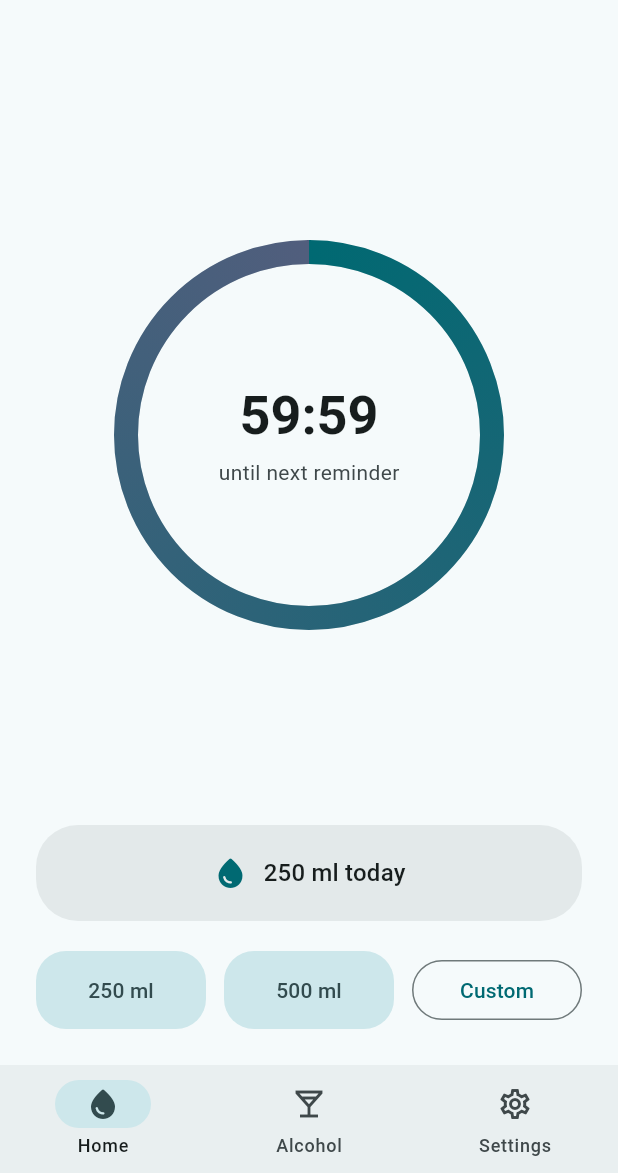
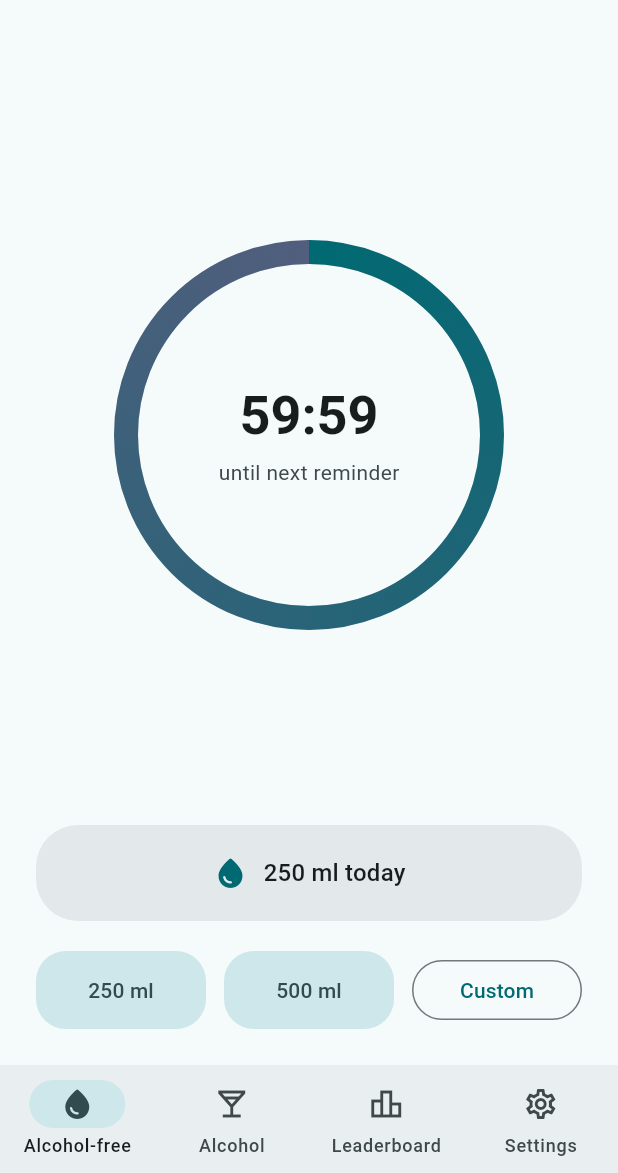
Before and after one commit to DevTimmOfTO/BetterDrink, a Flutter app: the screen it shows after launch, after a tap on an icon or button, on a phone screen of 412 x 824 dp, the part 63-1236 px from its top. Run offline on Flutter 3.47's test engine with Material 3 defaults, Android fonts, the phone set to English and light mode, and no system bars; our stand-ins replace flutter_local_notifications, flutter_riverpod, flutter_timezone, shared_preferences, timezone.

Commit message:
Add leaderboard tab with streak tracking
Tracks daily hydration streaks (current and best) using the Widmark
pattern: LeaderboardService persists state, LeaderboardNotifier exposes
it to the UI, and HydrationNotifier triggers a reload after each drink
is logged.

```diff
--- /dev/null
+++ b/lib/models/leaderboard_state.dart
@@ -0,0 +1,5 @@
+class LeaderboardState {
+  const LeaderboardState({required this.currentStreak, required this.bestStreak});
+  final int currentStreak;
+  final int bestStreak;
+}
--- a/lib/navigation/root_shell.dart
+++ b/lib/navigation/root_shell.dart
@@ -1,3 +1,4 @@
+import 'package:betterdrink/screens/leaderboard_screen.dart';
 import 'package:flutter/material.dart';
 
 import '../screens/alcohol_screen.dart';
@@ -17,7 +18,7 @@ class RootShell extends StatefulWidget {
 class _RootShellState extends State<RootShell> {
   int _index = 0;
 
-  static const _screens = [HomeScreen(), AlcoholScreen(), SettingsScreen()];
+  static const _screens = [HomeScreen(), AlcoholScreen(), LeaderboardScreen(), SettingsScreen()];
 
   @override
   Widget build(BuildContext context) {
@@ -30,12 +31,17 @@ class _RootShellState extends State<RootShell> {
           NavigationDestination(
             icon: Icon(Icons.water_drop_outlined),
             selectedIcon: Icon(Icons.water_drop_rounded),
-            label: 'Home',
+            label: 'Alcohol-free',
           ),
           NavigationDestination(
             icon: Icon(Icons.local_bar_outlined),
             selectedIcon: Icon(Icons.local_bar_rounded),
             label: 'Alcohol',
+          ),
+          NavigationDestination(
+            icon: Icon(Icons.leaderboard_outlined),
+            selectedIcon: Icon(Icons.leaderboard_rounded),
+            label: 'Leaderboard',
           ),
           NavigationDestination(
             icon: Icon(Icons.settings_outlined),
--- a/lib/providers/hydration_provider.dart
+++ b/lib/providers/hydration_provider.dart
@@ -3,6 +3,7 @@ import 'package:flutter_riverpod/flutter_riverpod.dart';
 import '../models/hydration_state.dart';
 import '../services/hydration_service.dart';
 import '../services/notification_service.dart';
+import 'leaderboard_provider.dart';
 
 /// Holds today's hydration total and the next reminder time, keeping
 /// persistence and the notification schedule in sync with the UI.
@@ -24,6 +25,7 @@ class HydrationNotifier extends Notifier<HydrationState> {
     final updated = await HydrationService.instance.logDrink(ml);
     final next = await NotificationService.instance.rescheduleFromNow();
     state = state.copyWith(todayMl: updated, nextReminderAt: next);
+    await ref.read(leaderboardProvider.notifier).reload();
   }
 }
 
--- /dev/null
+++ b/lib/providers/leaderboard_provider.dart
@@ -0,0 +1,24 @@
+
+import 'package:betterdrink/models/leaderboard_state.dart';
+import 'package:betterdrink/services/leaderboard_service.dart';
+import 'package:flutter_riverpod/flutter_riverpod.dart';
+
+class LeaderboardNotifier extends Notifier<LeaderboardState> {
+  @override
+  LeaderboardState build() {
+    _load();
+    return LeaderboardState(currentStreak: 0, bestStreak: 0);
+  }
+
+  Future<void> _load() async {
+    await LeaderboardService.instance.load();
+    state = LeaderboardState(
+      currentStreak: LeaderboardService.instance.currentStreak,
+      bestStreak: LeaderboardService.instance.bestStreak,
+    );
+  }
+
+  Future<void> reload() => _load();
+}
+
+final leaderboardProvider = NotifierProvider<LeaderboardNotifier, LeaderboardState>(LeaderboardNotifier.new,);
--- /dev/null
+++ b/lib/screens/leaderboard_screen.dart
@@ -0,0 +1,99 @@
+import 'package:betterdrink/providers/leaderboard_provider.dart';
+import 'package:flutter_riverpod/flutter_riverpod.dart';
+import 'package:flutter/material.dart';
+
+class LeaderboardScreen extends ConsumerStatefulWidget {
+  const LeaderboardScreen({super.key});
+
+  @override
+  ConsumerState<LeaderboardScreen> createState() => _LeaderboardScreenState();
+}
+
+class _LeaderboardScreenState extends ConsumerState<LeaderboardScreen> {
+  @override
+  Widget build(BuildContext context) {
+    final data = ref.watch(leaderboardProvider);
+
+    return Scaffold(
+      appBar: AppBar(title: const Text('Leaderboard')),
+      body: SafeArea(
+        child: Padding(
+          padding: const EdgeInsets.all(24),
+          child: Column(
+            crossAxisAlignment: CrossAxisAlignment.start,
+            children: [
+              Text('Your streaks', style: Theme.of(context).textTheme.titleMedium),
+              const SizedBox(height: 12),
+              Row(
+                children: [
+                  Expanded(
+                    child: _StatCard(
+                      icon: Icons.local_fire_department_rounded,
+                      label: 'Current streak',
+                      value: '${data.currentStreak} days',
+                    ),
+                  ),
+                  const SizedBox(width: 12),
+                  Expanded(
+                    child: _StatCard(
+                      icon: Icons.emoji_events_rounded,
+                      label: 'Best streak',
+                      value: '${data.bestStreak} days',
+                    ),
+                  ),
+                ],
+              ),
+            ],
+          ),
+        ),
+      ),
+    );
+  }
+}
+
+class _StatCard extends StatelessWidget {
+  const _StatCard({
+    required this.icon,
+    required this.label,
+    required this.value,
+  });
+
+  final IconData icon;
+  final String label;
+  final String value;
+
+  @override
+  Widget build(BuildContext context) {
+    final colorScheme = Theme.of(context).colorScheme;
+    return Material(
+      color: colorScheme.surfaceContainerHigh,
+      borderRadius: BorderRadius.circular(20),
+      child: Padding(
+        padding: const EdgeInsets.symmetric(horizontal: 14, vertical: 16),
+        child: Row(
+          children: [
+            Icon(icon, color: colorScheme.primary),
+            const SizedBox(width: 10),
+            Expanded(
+              child: Column(
+                crossAxisAlignment: CrossAxisAlignment.start,
+                mainAxisSize: MainAxisSize.min,
+                children: [
+                  Text(
+                    label,
+                    style: Theme.of(context).textTheme.bodySmall,
+                    overflow: TextOverflow.ellipsis,
+                  ),
+                  Text(
+                    value,
+                    style: Theme.of(context).textTheme.titleSmall,
+                  ),
+                ],
+              ),
+            ),
+          ],
+        ),
+      ),
+    );
+  }
+}
--- a/lib/services/hydration_service.dart
+++ b/lib/services/hydration_service.dart
@@ -1,3 +1,4 @@
+import 'package:betterdrink/services/leaderboard_service.dart';
 import 'package:shared_preferences/shared_preferences.dart';
 
 /// Persists today's hydration total and the next scheduled reminder time,
@@ -27,6 +28,7 @@ class HydrationService {
     final prefs = await SharedPreferences.getInstance();
     await _resetIfNewDay(prefs);
     final updated = (prefs.getInt(_keyTodayMl) ?? 0) + ml;
+    await LeaderboardService.instance.recordDrink();
     await prefs.setInt(_keyTodayMl, updated);
     return updated;
   }
--- /dev/null
+++ b/lib/services/leaderboard_service.dart
@@ -0,0 +1,61 @@
+import 'package:shared_preferences/shared_preferences.dart';
+
+class LeaderboardService {
+  LeaderboardService._();
+  static final LeaderboardService instance = LeaderboardService._();
+
+  static const _keyCurrentStreak = 'streak_current';
+  static const _keyBestStreak = 'streak_best';
+  static const _keyLastDate = 'streak_last_date';
+
+  // in-memory fields — like C# properties, live while app is running
+  int currentStreak = 0;
+  int bestStreak = 0;
+  String lastDate = '';
+
+  String _today() {
+    final now = DateTime.now();
+    return '${now.year}-${now.month.toString().padLeft(2, '0')}-${now.day.toString().padLeft(2, '0')}';
+  }
+
+  String _yesterday() {
+    final y = DateTime.now().subtract(const Duration(days: 1));
+    return '${y.year}-${y.month.toString().padLeft(2, '0')}-${y.day.toString().padLeft(2, '0')}';
+  }
+
+  /// Loads streak state from disk into the in-memory fields.
+  Future<void> load() async {
+    final prefs = await SharedPreferences.getInstance();
+    currentStreak = prefs.getInt(_keyCurrentStreak) ?? 0;
+    bestStreak = prefs.getInt(_keyBestStreak) ?? 0;
+    lastDate = prefs.getString(_keyLastDate) ?? '';
+  }
+
+  /// Saves current in-memory fields back to disk.
+  Future<void> _save() async {
+    final prefs = await SharedPreferences.getInstance();
+    await prefs.setInt(_keyCurrentStreak, currentStreak);
+    await prefs.setInt(_keyBestStreak, bestStreak);
+    await prefs.setString(_keyLastDate, lastDate);
+  }
+
+  /// Called whenever the user logs a drink. Updates the streak and saves.
+  Future<void> recordDrink() async {
+    final today = _today();
+
+    if (lastDate == today) {
+      // already counted today — do nothing
+      return;
+    } else if (lastDate == _yesterday()) {
+      // drank yesterday too — extend the streak
+      currentStreak += 1;
+    } else {
+      // gap of more than one day — reset
+      currentStreak = 1;
+    }
+
+    if (currentStreak > bestStreak) bestStreak = currentStreak;
+    lastDate = today;
+    await _save();
+  }
+}
```
